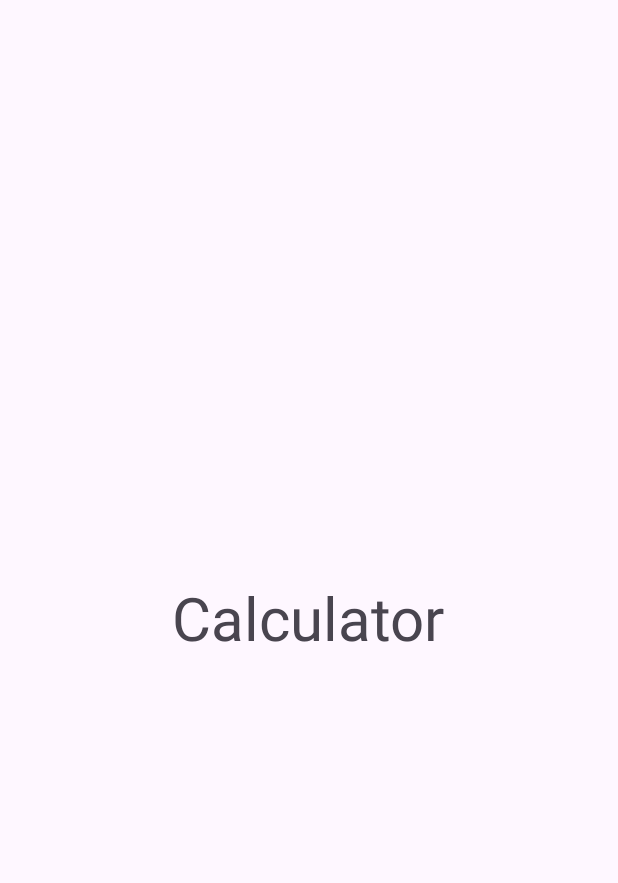
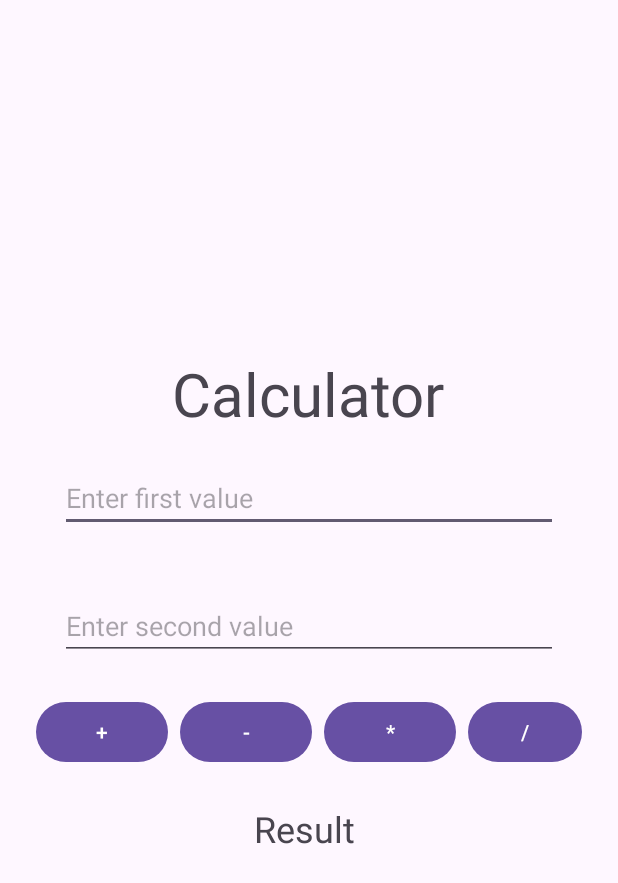
Before and after one commit to laguagu/diceroll-android, an Android app: the CalculatorActivity screen opened directly, with no data from a screen before it, on a phone screen of 412 x 824 dp. Shown: the top 883 px of the screen. Run offline under Robolectric (Android 15) with nearby library versions, the phone set to English and light mode, and no system bars.

Commit message:
Calculator buttons for actions

```diff
--- a/app/src/main/java/com/example/diceroll/CalculatorActivity.kt
+++ b/app/src/main/java/com/example/diceroll/CalculatorActivity.kt
@@ -2,14 +2,23 @@ package com.example.diceroll
 
 import androidx.appcompat.app.AppCompatActivity
 import android.os.Bundle
+import android.widget.Button
 import com.example.diceroll.databinding.ActivityCalculatorBinding
 
 class CalculatorActivity : AppCompatActivity() {
 
     private lateinit var binding: ActivityCalculatorBinding
+    lateinit var btnAdd : Button
+    lateinit var btnDec : Button
+    lateinit var btnMultiply : Button
+    lateinit var btnDivide : Button
     override fun onCreate(savedInstanceState: Bundle?) {
         super.onCreate(savedInstanceState)
         binding = ActivityCalculatorBinding.inflate(layoutInflater)
         setContentView(R.layout.activity_calculator)
+        btnAdd = findViewById(R.id.btn_add)
+        btnDec = findViewById(R.id.btn_dec)
+        btnMultiply = findViewById(R.id.btn_multiply)
+        btnDivide = findViewById(R.id.btn_divide)
     }
 }
--- a/app/src/main/res/layout/activity_calculator.xml
+++ b/app/src/main/res/layout/activity_calculator.xml
@@ -7,9 +7,9 @@
         android:layout_height="match_parent"
         tools:context=".CalculatorActivity"
         android:orientation="vertical"
-        android:gravity="center">
-    >
-
+        android:gravity="center"
+        android:layout_margin="20dp"
+>
 
     <TextView
             android:layout_width="wrap_content"
@@ -18,4 +18,65 @@
             android:textSize="40sp"
     />
 
+    <EditText
+            android:layout_width="match_parent"
+            android:layout_height="wrap_content"
+            android:id="@+id/first_val"
+            android:layout_margin="20dp"
+            android:hint="Enter first value"
+    />
+    <EditText
+            android:layout_width="match_parent"
+            android:layout_height="wrap_content"
+            android:id="@+id/second_val"
+            android:layout_margin="20dp"
+            android:hint="Enter second value"
+    />
+
+    <LinearLayout
+            android:layout_width="match_parent"
+            android:layout_height="wrap_content"
+            android:orientation="horizontal"
+    >
+        <Button
+                android:layout_width="wrap_content"
+                android:layout_height="wrap_content"
+                android:id="@+id/btn_add"
+                android:text="+"
+                android:layout_margin="4dp"
+        />
+        <Button
+                android:layout_width="wrap_content"
+                android:layout_height="wrap_content"
+                android:id="@+id/btn_dec"
+                android:text="-"
+                android:layout_margin="4dp"
+        />
+        <Button
+                android:layout_width="wrap_content"
+                android:layout_height="wrap_content"
+                android:id="@+id/btn_multiply"
+                android:text="*"
+                android:layout_margin="4dp"
+        />
+        <Button
+                android:layout_width="wrap_content"
+                android:layout_height="wrap_content"
+                android:id="@+id/btn_divide"
+                android:text="/"
+                android:layout_margin="4dp"
+        />
+
+
+    </LinearLayout>
+
+    <TextView
+            android:layout_width="match_parent"
+            android:layout_height="wrap_content"
+            android:text="Result "
+            android:textSize="24sp"
+            android:layout_margin="20dp"
+            android:gravity="center"
+    />
+
 </LinearLayout>
```
